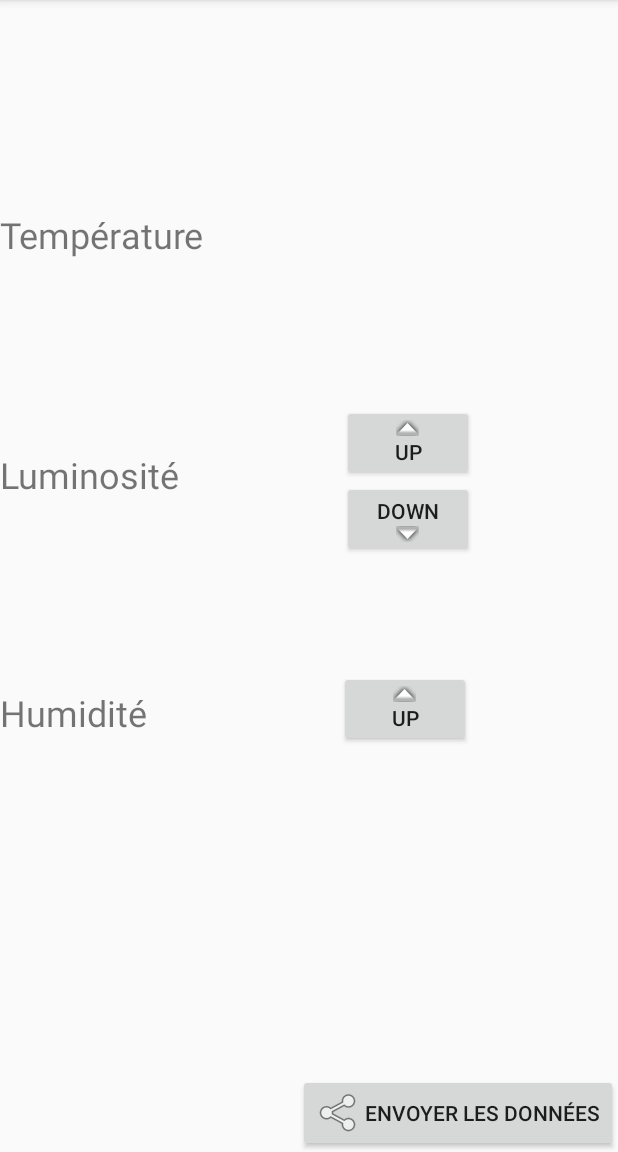
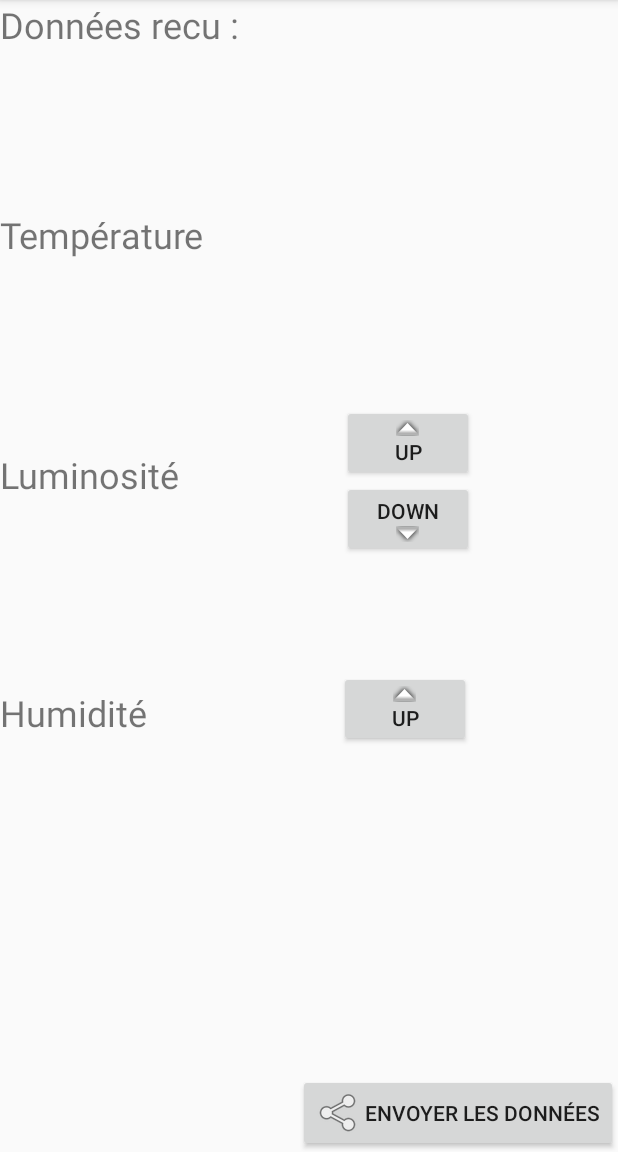
Before and after one commit to JeremyCPE/IOT, an Android app: the Activity2 screen opened directly, with no data from a screen before it, on a phone screen of 412 x 824 dp, the part 84-1236 px from its top. Run offline under Robolectric (Android 15) with nearby library versions, the phone set to English and light mode, and no system bars.

Commit message:
TextView

```diff
--- a/app_android/app/src/main/java/com/example/projet_iot/Activity2.java
+++ b/app_android/app/src/main/java/com/example/projet_iot/Activity2.java
@@ -75,8 +75,7 @@ public class Activity2 extends AppCompatActivity {
                     try {
                         byte[] reset = "(0)".getBytes();
                         UDPSocket = new DatagramSocket();
-                        (new ReceiverTask(UDPSocket, 10000)).execute();
-                        //address = InetAddress.getByName("192.168.1.12");
+                        (new ReceiverTask(UDPSocket, port,(TextView)findViewById(R.id.firstPrint))).execute();
                         UDPSocket.send(new DatagramPacket(reset, reset.length, ia, port));
                         Log.d( "action", "reset");
 
--- a/app_android/app/src/main/res/layout/activity_2.xml
+++ b/app_android/app/src/main/res/layout/activity_2.xml
@@ -5,6 +5,18 @@
     android:layout_width="fill_parent"
     android:layout_height="fill_parent"
     tools:context=".Activity2">
+
+    <TextView
+        android:id="@+id/firstPrint"
+        android:layout_width="167dp"
+        android:layout_height="36dp"
+        android:layout_marginTop="0dp"
+        android:text="Données recu : "
+        android:textSize="24sp"
+        app:layout_constraintEnd_toEndOf="parent"
+        app:layout_constraintHorizontal_bias="0.0"
+        app:layout_constraintStart_toStartOf="parent"
+        app:layout_constraintTop_toTopOf="parent" />
 
     <TextView
         android:id="@+id/firstText"
```
Also changed, not shown: app_android/app/src/main/java/com/example/projet_iot/ReceiverTask.java (+9 -3 lines).
